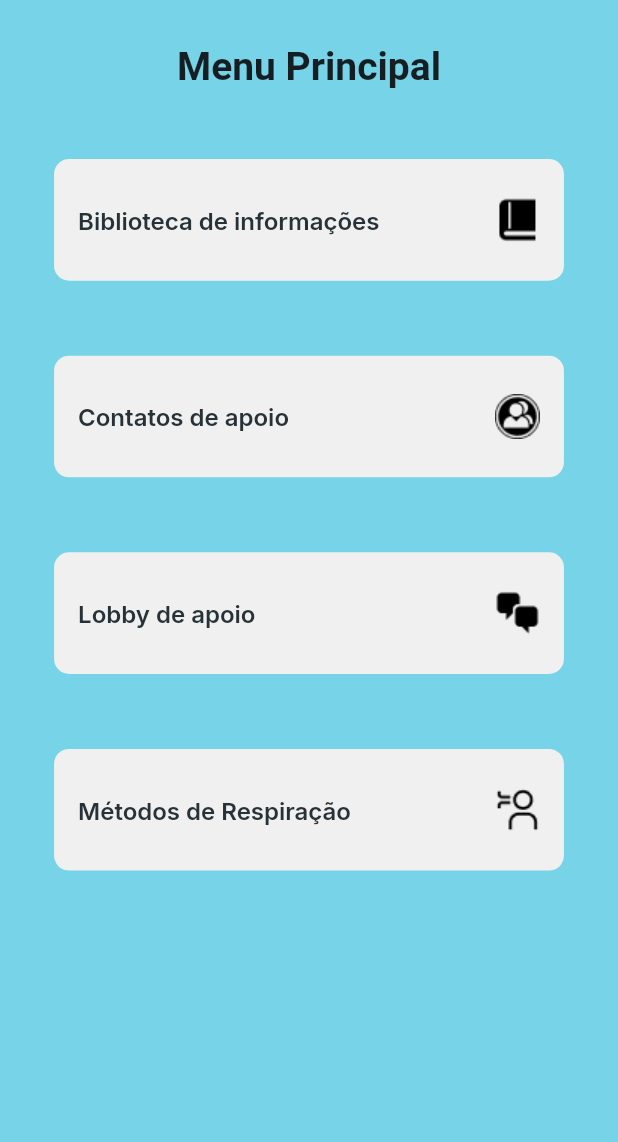
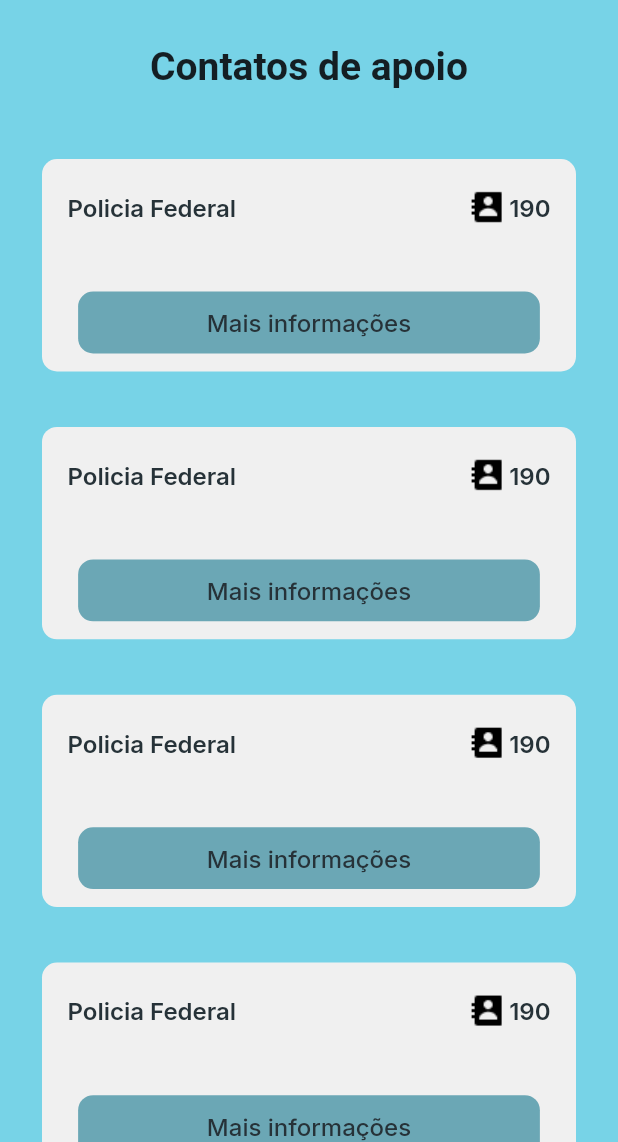
Before and after one commit to faelsx/tcc-mentalhealth, a Flutter app: the screen it shows after launch, after a tap on "Contatos de apoio", on a phone screen of 412 x 824 dp, the part 94-1236 px from its top. Run offline on Flutter 3.47's test engine with Material 2 defaults, Android fonts, the phone set to English and light mode, and no system bars; our stand-ins replace firebase_core, google_fonts; accounts and stored records are empty.

Commit message:
feat: added contacts page

```diff
--- a/lib/app_widget.dart
+++ b/lib/app_widget.dart
@@ -1,4 +1,5 @@
 import 'package:flutter/material.dart';
+import 'package:mentalhealth_app/modules/contacts/contacts_page.dart';
 import 'package:mentalhealth_app/modules/info/tdah_page.dart';
 import 'package:mentalhealth_app/modules/splash/splash_page.dart';
 import 'package:mentalhealth_app/shared/themes/app_colors.dart';
@@ -16,6 +17,7 @@ class AppWidget extends StatelessWidget {
         "/splash": (context) => SplashPage(),
         "/home": (context) => HomePage(),
         "/infomenu": (context) => InfomenuPage(),
+        "/contacts": (context) => ContactsPage(),
         "/tdah": (context) => TDAHPage(),
       },
       initialRoute: "/splash",
--- /dev/null
+++ b/lib/modules/contacts/contacts_page.dart
@@ -0,0 +1,80 @@
+import 'package:flutter/material.dart';
+import 'package:mentalhealth_app/shared/themes/app_colors.dart';
+import 'package:mentalhealth_app/shared/themes/app_text_styles.dart';
+import 'package:mentalhealth_app/shared/themes/widgets/contacts/contact_widget.dart';
+import 'package:mentalhealth_app/shared/themes/widgets/menu/menu_bar.dart';
+
+class ContactsPage extends StatelessWidget {
+  const ContactsPage({Key? key}) : super(key: key);
+
+  @override
+  Widget build(BuildContext context) {
+    return SafeArea(
+      child: Scaffold(
+        backgroundColor: AppColors.background,
+        body: Column(
+          children: [
+            MenuBar(),
+            Padding(
+              padding: const EdgeInsets.only(top: 29, bottom: 47),
+              child: Text(
+                "Contatos de apoio",
+                style: AppTextStyles.titleMenu,
+              ),
+            ),
+            Expanded(
+              child: ListView(
+                children: [
+                  Padding(
+                    padding:
+                        const EdgeInsets.only(left: 28, right: 28, bottom: 37),
+                    child: ContactWidget(
+                      title: "Policia Federal",
+                      heigth: 0.45,
+                      number: "190",
+                      subscription:
+                          "Lorem Ipsum is simply dummy text of the printing and typesetting industry. Lorem Ipsum has been the industry's standard dummy text ever since the 1500s, when an unknown printer took a galley of type and scrambled it to make a type specimen book. It has survived not only five centuries",
+                    ),
+                  ),
+                  Padding(
+                    padding:
+                        const EdgeInsets.only(left: 28, right: 28, bottom: 37),
+                    child: ContactWidget(
+                      title: "Policia Federal",
+                      heigth: 0.45,
+                      number: "190",
+                      subscription:
+                          "Lorem Ipsum is simply dummy text of the printing and typesetting industry. Lorem Ipsum has been the industry's standard dummy text ever since the 1500s, when an unknown printer took a galley of type and scrambled it to make a type specimen book. It has survived not only five centuries",
+                    ),
+                  ),
+                  Padding(
+                    padding:
+                        const EdgeInsets.only(left: 28, right: 28, bottom: 37),
+                    child: ContactWidget(
+                      title: "Policia Federal",
+                      heigth: 0.45,
+                      number: "190",
+                      subscription:
+                          "Lorem Ipsum is simply dummy text of the printing and typesetting industry. Lorem Ipsum has been the industry's standard dummy text ever since the 1500s, when an unknown printer took a galley of type and scrambled it to make a type specimen book. It has survived not only five centuries",
+                    ),
+                  ),
+                  Padding(
+                    padding:
+                        const EdgeInsets.only(left: 28, right: 28, bottom: 37),
+                    child: ContactWidget(
+                      title: "Policia Federal",
+                      heigth: 0.45,
+                      number: "190",
+                      subscription:
+                          "Lorem Ipsum is simply dummy text of the printing and typesetting industry. Lorem Ipsum has been the industry's standard dummy text ever since the 1500s, when an unknown printer took a galley of type and scrambled it to make a type specimen book. It has survived not only five centuries",
+                    ),
+                  ),
+                ],
+              ),
+            ),
+          ],
+        ),
+      ),
+    );
+  }
+}
--- a/lib/modules/home/home_page.dart
+++ b/lib/modules/home/home_page.dart
@@ -35,7 +35,7 @@ class HomePage extends StatelessWidget {
               child: MenuButton(
                   text: "Contatos de apoio",
                   icon: AppImages.user,
-                  onTap: () => {print("cliqueibotao")}),
+                  onTap: () => {Navigator.pushNamed(context, "/contacts")}),
             ),
             Padding(
               padding: const EdgeInsets.only(bottom: 50),
--- a/lib/shared/themes/app_images.dart
+++ b/lib/shared/themes/app_images.dart
@@ -8,4 +8,5 @@ class AppImages {
   static const user = "assets/images/user.png";
   static const chat = "assets/images/chat.png";
   static const topic = "assets/images/topic.png";
+  static const contact = "assets/images/contact.png";
 }
--- /dev/null
+++ b/lib/shared/themes/widgets/contacts/contact_widget.dart
@@ -0,0 +1,149 @@
+import 'package:flutter/material.dart';
+import 'package:mentalhealth_app/shared/themes/app_colors.dart';
+import 'package:mentalhealth_app/shared/themes/app_text_styles.dart';
+
+import '../../app_images.dart';
+
+class ContactWidget extends StatefulWidget {
+  final title;
+  final number;
+  final subscription;
+  final heigth;
+  const ContactWidget(
+      {Key? key,
+      required this.title,
+      required this.number,
+      required this.subscription,
+      required this.heigth})
+      : super(key: key);
+
+  @override
+  _ContactWidgetState createState() => _ContactWidgetState();
+}
+
+class _ContactWidgetState extends State<ContactWidget> {
+  bool pressed = false;
+
+  @override
+  Widget build(BuildContext context) {
+    final size = MediaQuery.of(context).size;
+
+    return AnimatedContainer(
+      duration: const Duration(seconds: 2),
+      curve: Curves.fastOutSlowIn,
+      width: size.width * 0.833,
+      height: pressed ? size.height * widget.heigth : size.height * 0.1718,
+      decoration: BoxDecoration(
+          color: AppColors.primary, borderRadius: BorderRadius.circular(10)),
+      child: pressed
+          ? Column(
+              children: [
+                Padding(
+                  padding: EdgeInsets.only(top: 20, left: 17, right: 17),
+                  child: Row(
+                    children: [
+                      Text(
+                        widget.title,
+                        style: AppTextStyles.buttonMenu,
+                      ),
+                      Expanded(child: Container()),
+                      Image.asset(AppImages.contact),
+                      Padding(
+                        padding: const EdgeInsets.only(left: 3),
+                        child: Text(
+                          widget.number,
+                          style: AppTextStyles.buttonMenu,
+                        ),
+                      )
+                    ],
+                  ),
+                ),
+                Flexible(
+                  fit: FlexFit.tight,
+                  child: Padding(
+                    padding: const EdgeInsets.all(25),
+                    child: Text(
+                      widget.subscription,
+                      style: AppTextStyles.bodytext,
+                      textAlign: TextAlign.justify,
+                    ),
+                  ),
+                ),
+                Padding(
+                  padding: const EdgeInsets.only(bottom: 12),
+                  child: InkWell(
+                    onTap: () => {
+                      setState(() {
+                        pressed = !pressed;
+                      })
+                    },
+                    child: Container(
+                      height: size.height * 0.05,
+                      width: size.width * 0.7472,
+                      decoration: BoxDecoration(
+                        borderRadius: BorderRadius.circular(10),
+                        color: AppColors.secundary,
+                      ),
+                      child: Center(
+                        child: Text(
+                          "Ocultar",
+                          style: AppTextStyles.bodytext,
+                        ),
+                      ),
+                    ),
+                  ),
+                )
+              ],
+            )
+          : Column(
+              children: [
+                Padding(
+                  padding: EdgeInsets.only(top: 20, left: 17, right: 17),
+                  child: Row(
+                    children: [
+                      Text(
+                        widget.title,
+                        style: AppTextStyles.buttonMenu,
+                      ),
+                      Expanded(child: Container()),
+                      Image.asset(AppImages.contact),
+                      Padding(
+                        padding: const EdgeInsets.only(left: 3),
+                        child: Text(
+                          widget.number,
+                          style: AppTextStyles.buttonMenu,
+                        ),
+                      )
+                    ],
+                  ),
+                ),
+                Expanded(child: Container()),
+                Padding(
+                  padding: const EdgeInsets.only(bottom: 12),
+                  child: InkWell(
+                    onTap: () => {
+                      setState(() {
+                        pressed = !pressed;
+                      })
+                    },
+                    child: Container(
+                      height: size.height * 0.05,
+                      width: size.width * 0.7472,
+                      decoration: BoxDecoration(
+                        borderRadius: BorderRadius.circular(10),
+                        color: AppColors.secundary,
+                      ),
+                      child: Center(
+                        child: Text(
+                          "Mais informações",
+                          style: AppTextStyles.bodytext,
+                        ),
+                      ),
+                    ),
+                  ),
+                )
+              ],
+            ),
+    );
+  }
+}
```
Also changed, not shown: assets/images/contact.png (added).
